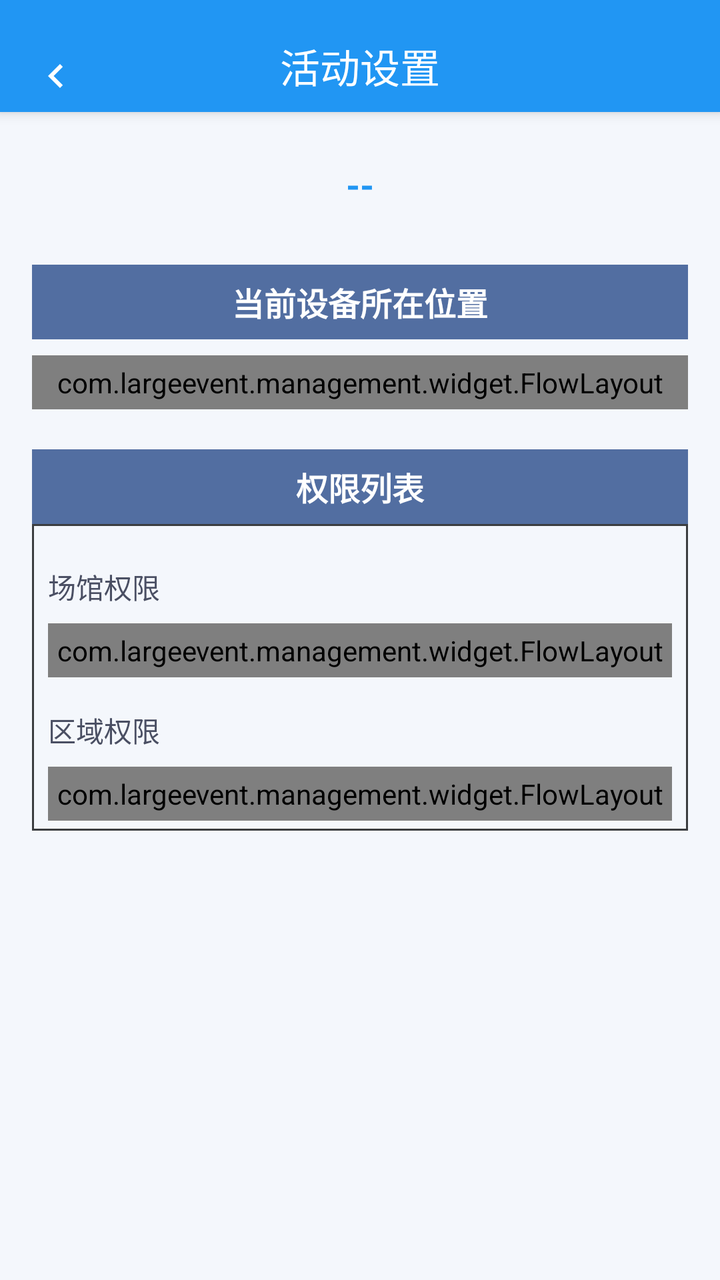
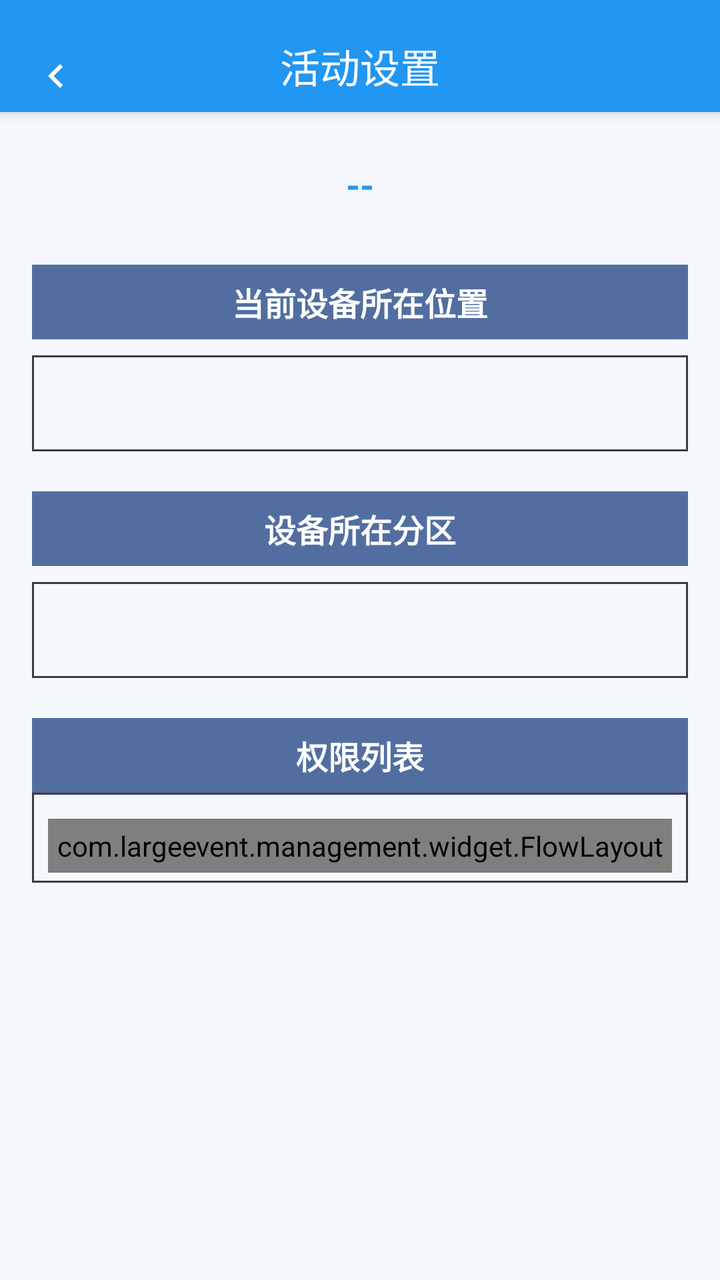

Two renders of the same Android screen: before a commit and after it. Below are the layout's source before the change and the commit's diff.
<!-- AndroidManifest.xml: application theme Theme.largeeventdigitalassistant -->
<!-- res/layout/activity_event_settings.xml -->
<?xml version="1.0" encoding="utf-8"?>
<LinearLayout xmlns:android="http://schemas.android.com/apk/res/android"
    xmlns:app="http://schemas.android.com/apk/res-auto"
    android:layout_width="match_parent"
    android:layout_height="match_parent"
    android:background="#F4F7FC"
    android:orientation="vertical">

    
    <com.google.android.material.appbar.MaterialToolbar
        android:id="@+id/toolbar"
        android:layout_width="match_parent"
        android:layout_height="56dp"
        android:background="@color/primary_blue"
        android:elevation="4dp"
        android:paddingTop="10dp"
        app:navigationIcon="@drawable/ic_back_simple"
        app:title="活动设置"
        app:titleCentered="true"
        app:titleTextAppearance="@style/TextAppearance.AppCompat.Title"
        app:titleTextColor="@color/white" />

    <ScrollView
        android:layout_width="match_parent"
        android:layout_height="match_parent"
        android:padding="16dp">

        <LinearLayout
            android:layout_width="match_parent"
            android:layout_height="wrap_content"
            android:orientation="vertical">

            
            <TextView
                android:id="@+id/tv_event_name"
                android:layout_width="match_parent"
                android:layout_height="wrap_content"
                android:gravity="center"
                android:padding="8dp"
                android:text="--"
                android:textColor="@color/primary_blue"
                android:textSize="18sp"
                android:textStyle="bold" />

            <TextView
                android:visibility="gone"
                android:layout_width="match_parent"
                android:layout_height="wrap_content"
                android:background="@color/primary_gre"
                android:gravity="center"
                android:padding="12dp"
                android:text="场次列表"
                android:textColor="@color/white"
                android:textSize="16sp"
                android:textStyle="bold" />

            <com.largeevent.management.widget.FlowLayout
                android:visibility="gone"
                android:id="@+id/container_sessions"
                android:layout_width="match_parent"
                android:layout_height="wrap_content"
                android:layout_marginTop="12dp"
                android:padding="4dp" />

            <TextView
                android:visibility="visible"
                android:layout_width="match_parent"
                android:layout_height="wrap_content"
                android:layout_marginTop="20dp"
                android:background="#526EA1"
                android:gravity="center"
                android:padding="7dp"
                android:text="当前设备所在位置"
                android:textColor="@color/white"
                android:textSize="16sp"
                android:textStyle="bold" />

            <com.largeevent.management.widget.FlowLayout
                android:visibility="visible"
                android:id="@+id/container_location"
                android:layout_width="match_parent"
                android:layout_height="wrap_content"
                android:layout_marginTop="8dp"
                android:padding="4dp" />

            <TextView
                android:layout_width="match_parent"
                android:layout_height="wrap_content"
                android:layout_marginTop="20dp"
                android:background="#526EA1"
                android:gravity="center"
                android:padding="7dp"
                android:text="权限列表"
                android:textColor="@color/white"
                android:textSize="16sp"
                android:textStyle="bold" />
            <LinearLayout
                android:background="@drawable/bg_outline_button2"
                android:orientation="vertical"
                android:layout_width="match_parent"
                android:layout_height="wrap_content">
                <TextView
                    android:layout_width="wrap_content"
                    android:layout_height="wrap_content"
                    android:layout_marginTop="16dp"
                    android:text="场馆权限"
                    android:textColor="#4A4F63"
                    android:textSize="14sp" />

                <com.largeevent.management.widget.FlowLayout
                    android:id="@+id/container_venue_permissions"
                    android:layout_width="match_parent"
                    android:layout_height="wrap_content"
                    android:layout_marginTop="8dp"
                    android:padding="4dp" />

                <TextView
                    android:layout_width="wrap_content"
                    android:layout_height="wrap_content"
                    android:layout_marginTop="16dp"
                    android:text="区域权限"
                    android:textColor="#4A4F63"
                    android:textSize="14sp" />

                <com.largeevent.management.widget.FlowLayout
                    android:id="@+id/container_area_permissions"
                    android:layout_width="match_parent"
                    android:layout_height="wrap_content"
                    android:layout_marginTop="8dp"
                    android:padding="4dp" />
            </LinearLayout>



            <androidx.appcompat.widget.AppCompatButton
                android:visibility="gone"
                android:id="@+id/btn_sync_data"
                android:layout_width="match_parent"
                android:layout_height="48dp"
                android:layout_marginTop="12dp"
                android:background="@drawable/bg_button_primary"
                android:text="同步数据"
                android:textColor="@android:color/white"
                android:textSize="16sp" />

            <TextView
                android:id="@+id/tv_sync_status"
                android:layout_width="match_parent"
                android:layout_height="wrap_content"
                android:layout_marginTop="12dp"
                android:background="#F4F7FC"
                android:gravity="center"
                android:padding="8dp"
                android:text="尚未同步数据"
                android:textColor="#9AA0B5"
                android:textSize="12sp"
                android:visibility="gone" />

            <LinearLayout
                android:id="@+id/layout_sync_details"
                android:layout_width="match_parent"
                android:layout_height="wrap_content"
                android:layout_marginTop="12dp"
                android:gravity="center"
                android:orientation="horizontal"
                android:visibility="gone">

                <TextView
                    android:id="@+id/tv_person_total"
                    android:layout_width="0dp"
                    android:layout_height="wrap_content"
                    android:layout_weight="1"
                    android:text="人证：0条"
                    android:textColor="@color/primary_blue"
                    android:textSize="14sp" />

                <TextView
                    android:id="@+id/tv_vehicle_total"
                    android:layout_width="0dp"
                    android:layout_height="wrap_content"
                    android:layout_weight="1"
                    android:gravity="end"
                    android:text="车证：0条"
                    android:textColor="@color/primary_blue"
                    android:textSize="14sp" />
            </LinearLayout>

            <androidx.appcompat.widget.AppCompatButton
                android:id="@+id/btn_view_data_detail"
                android:layout_width="match_parent"
                android:layout_height="48dp"
                android:layout_marginTop="16dp"
                android:background="@drawable/bg_button_primary"
                android:drawableStart="@drawable/ic_camera_blue"
                android:drawablePadding="8dp"
                android:text="查看数据详情"
                android:textColor="@android:color/white"
                android:visibility="gone" />
        </LinearLayout>
    </ScrollView>
</LinearLayout>
<!-- resources referenced by this layout -->
<resources>
  <color name="primary_blue">#2196F3</color>
  <color name="primary_gre">#5F68A6</color>
  <color name="white">#FFFFFFFF</color>
  <!-- drawable bg_button_primary (drawable) -->
  <?xml version="1.0" encoding="utf-8"?>
  <shape xmlns:android="http://schemas.android.com/apk/res/android"
      android:shape="rectangle">
      <solid android:color="@color/primary_blue" />
      <corners android:radius="6dp" />
      <padding
          android:left="24dp"
          android:top="12dp"
          android:right="24dp"
          android:bottom="12dp" />
  </shape>
  <!-- drawable bg_outline_button2 (drawable) -->
  <?xml version="1.0" encoding="utf-8"?>
  <shape xmlns:android="http://schemas.android.com/apk/res/android"
      android:shape="rectangle">
      <solid android:color="@android:color/transparent" />
      <corners android:radius="0dp" />
      <stroke
          android:width="1dp"
          android:color="#3B3D40" />
      <padding
          android:left="8dp"
          android:top="5dp"
          android:right="8dp"
          android:bottom="5dp" />
  </shape>
  <!-- drawable ic_back_simple (drawable) -->
  <?xml version="1.0" encoding="utf-8"?>
  <vector xmlns:android="http://schemas.android.com/apk/res/android"
      android:width="24dp"
      android:height="24dp"
      android:viewportWidth="24"
      android:viewportHeight="24">
      <path
          android:fillColor="@android:color/white"
          android:pathData="M15.41,7.41L14,6l-6,6 6,6 1.41,-1.41L10.83,12z" />
  </vector>
  <!-- drawable ic_camera_blue (drawable) -->
  <?xml version="1.0" encoding="utf-8"?>
  <vector xmlns:android="http://schemas.android.com/apk/res/android"
      android:width="24dp"
      android:height="24dp"
      android:viewportWidth="24"
      android:viewportHeight="24">
      <path
          android:fillColor="#2196F3"
          android:pathData="M9,2L7.17,4H4c-1.1,0 -2,0.9 -2,2v12c0,1.1 0.9,2 2,2h16c1.1,0 2,-0.9 2,-2V6c0,-1.1 -0.9,-2 -2,-2h-3.17L15,2H9zm3,5c2.76,0 5,2.24 5,5s-2.24,5 -5,5 -5,-2.24 -5,-5 2.24,-5 5,-5zm0,2c-1.66,0 -3,1.34 -3,3s1.34,3 3,3 3,-1.34 3,-3 -1.34,-3 -3,-3z" />
  </vector>
  <style name="Theme.largeeventdigitalassistant" parent="Theme.MaterialComponents.DayNight.NoActionBar">
          
          <item name="colorPrimary">@color/purple_500</item>
          <item name="colorPrimaryVariant">@color/purple_700</item>
          <item name="colorOnPrimary">@color/white</item>
          
          <item name="colorSecondary">@color/teal_200</item>
          <item name="colorSecondaryVariant">@color/teal_700</item>
          <item name="colorOnSecondary">@color/black</item>
          
          <item name="android:statusBarColor">@android:color/transparent</item>
          <item name="android:windowTranslucentStatus">true</item>
          <item name="windowActionBar">false</item>
          <item name="windowNoTitle">true</item>
          
      </style>
  <color name="purple_500">#FF6200EE</color>
  <color name="purple_700">#FF3700B3</color>
  <color name="teal_200">#FF03DAC5</color>
  <color name="teal_700">#FF018786</color>
  <color name="black">#FF000000</color>
</resources>

<!-- the commit's change to res/layout/activity_event_settings.xml (unified diff, before → after) -->
@@ -75,13 +75,36 @@
                 android:textSize="16sp"
                 android:textStyle="bold" />
 
-            <com.largeevent.management.widget.FlowLayout
+            <Spinner
+                android:id="@+id/spinner_location"
+                android:layout_width="match_parent"
+                android:layout_height="48dp"
+                android:layout_marginTop="8dp"
+                android:background="@drawable/bg_outline_button2"
+                android:paddingLeft="12dp"
+                android:paddingRight="12dp" />
+
+            <TextView
                 android:visibility="visible"
-                android:id="@+id/container_location"
-                android:layout_width="match_parent"
-                android:layout_height="wrap_content"
+                android:layout_width="match_parent"
+                android:layout_height="wrap_content"
+                android:layout_marginTop="20dp"
+                android:background="#526EA1"
+                android:gravity="center"
+                android:padding="7dp"
+                android:text="设备所在分区"
+                android:textColor="@color/white"
+                android:textSize="16sp"
+                android:textStyle="bold" />
+
+            <Spinner
+                android:id="@+id/spinner_zone"
+                android:layout_width="match_parent"
+                android:layout_height="48dp"
                 android:layout_marginTop="8dp"
-                android:padding="4dp" />
+                android:background="@drawable/bg_outline_button2"
+                android:paddingLeft="12dp"
+                android:paddingRight="12dp" />
 
             <TextView
                 android:layout_width="match_parent"
@@ -100,6 +123,7 @@
                 android:layout_width="match_parent"
                 android:layout_height="wrap_content">
                 <TextView
+                    android:visibility="gone"
                     android:layout_width="wrap_content"
                     android:layout_height="wrap_content"
                     android:layout_marginTop="16dp"
@@ -115,6 +139,7 @@
                     android:padding="4dp" />
 
                 <TextView
+                    android:visibility="gone"
                     android:layout_width="wrap_content"
                     android:layout_height="wrap_content"
                     android:layout_marginTop="16dp"
@@ -123,6 +148,7 @@
                     android:textSize="14sp" />
 
                 <com.largeevent.management.widget.FlowLayout
+                    android:visibility="gone"
                     android:id="@+id/container_area_permissions"
                     android:layout_width="match_parent"
                     android:layout_height="wrap_content"
